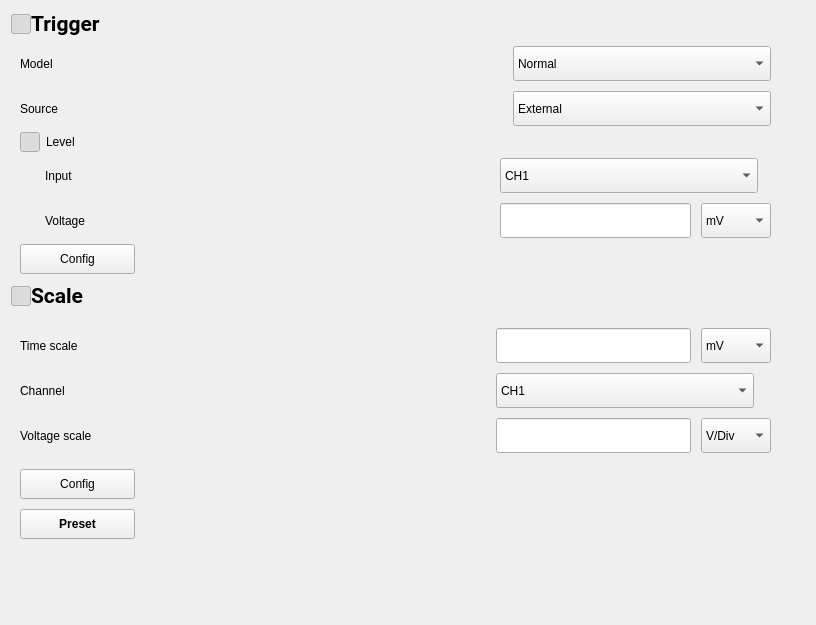
Above: tas7061bb/widgets/wgContentRtm3004/wgContentRtm3004.ui from DoND8xforce/tas7061 before the change. Below: the same form after it.
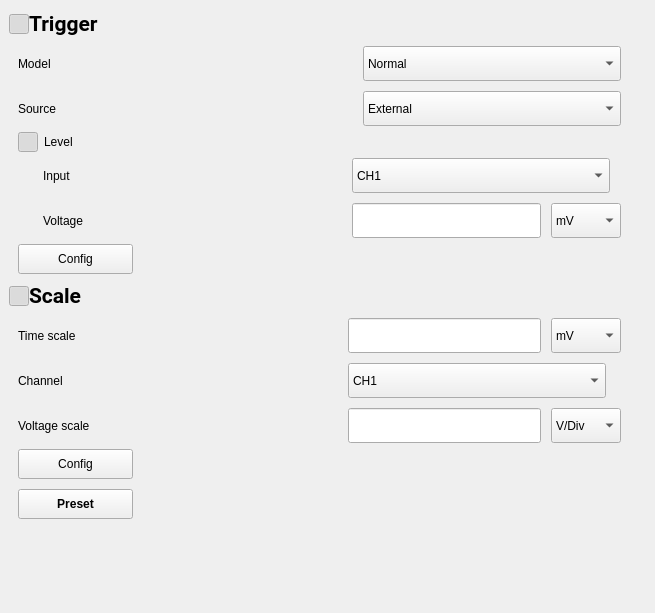
That is the form after the change. Icons and pictures are not drawn.

Commit message: Redesign layout tas7061if and tas7061bb

```diff
--- a/tas7061bb/widgets/wgContentRtm3004/wgContentRtm3004.ui
+++ b/tas7061bb/widgets/wgContentRtm3004/wgContentRtm3004.ui
@@ -6,14 +6,19 @@
    <rect>
     <x>0</x>
     <y>0</y>
-    <width>816</width>
-    <height>625</height>
+    <width>655</width>
+    <height>613</height>
    </rect>
   </property>
   <property name="windowTitle">
    <string>Form</string>
   </property>
   <layout class="QHBoxLayout" name="horizontalLayout_5">
+   <property name="leftMargin">
+    <number>9</number>
+   </property>
+   <item>
+    <layout class="QVBoxLayout" name="verticalLayout_5">
    <item>
     <layout class="QVBoxLayout" name="verticalLayout_4">
      <property name="spacing">
@@ -101,10 +106,16 @@
         <widget class="QWidget" name="wgTrigger" native="true">
          <property name="minimumSize">
           <size>
-           <width>769</width>
+             <width>0</width>
            <height>0</height>
           </size>
          </property>
+           <property name="maximumSize">
+            <size>
+             <width>624</width>
+             <height>16777215</height>
+            </size>
+           </property>
          <property name="styleSheet">
           <string notr="true"/>
          </property>
@@ -266,7 +277,7 @@
               <number>0</number>
              </property>
              <property name="horizontalSpacing">
-              <number>414</number>
+                <number>268</number>
              </property>
              <property name="verticalSpacing">
               <number>10</number>
@@ -471,8 +482,14 @@
       <widget class="QWidget" name="wgScale" native="true">
        <property name="minimumSize">
         <size>
-         <width>769</width>
-         <height>250</height>
+           <width>0</width>
+           <height>0</height>
+          </size>
+         </property>
+         <property name="maximumSize">
+          <size>
+           <width>624</width>
+           <height>16777215</height>
         </size>
        </property>
        <property name="styleSheet">
@@ -482,7 +499,7 @@
         <item>
          <layout class="QGridLayout" name="gridLayout_3">
           <property name="horizontalSpacing">
-           <number>404</number>
+             <number>258</number>
           </property>
           <property name="verticalSpacing">
            <number>10</number>
@@ -661,6 +678,8 @@
        </layout>
       </widget>
      </item>
+      </layout>
+     </item>
      <item>
       <spacer name="verticalSpacer">
        <property name="orientation">
@@ -668,8 +687,8 @@
        </property>
        <property name="sizeHint" stdset="0">
         <size>
-         <width>20</width>
-         <height>2</height>
+         <width>621</width>
+         <height>38</height>
         </size>
        </property>
       </spacer>
@@ -683,7 +702,7 @@
      </property>
      <property name="sizeHint" stdset="0">
       <size>
-       <width>0</width>
+       <width>11</width>
        <height>20</height>
       </size>
      </property>
```
Lines whose indentation alone changed are shown as unchanged. The commit also changes 15 other files.
